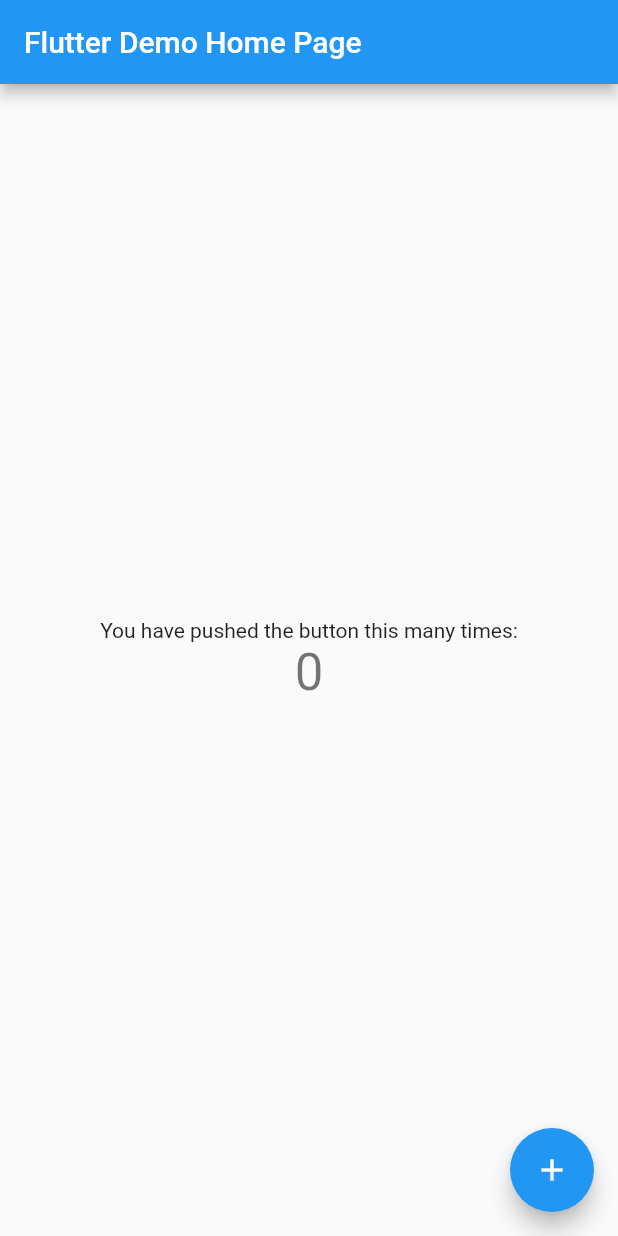
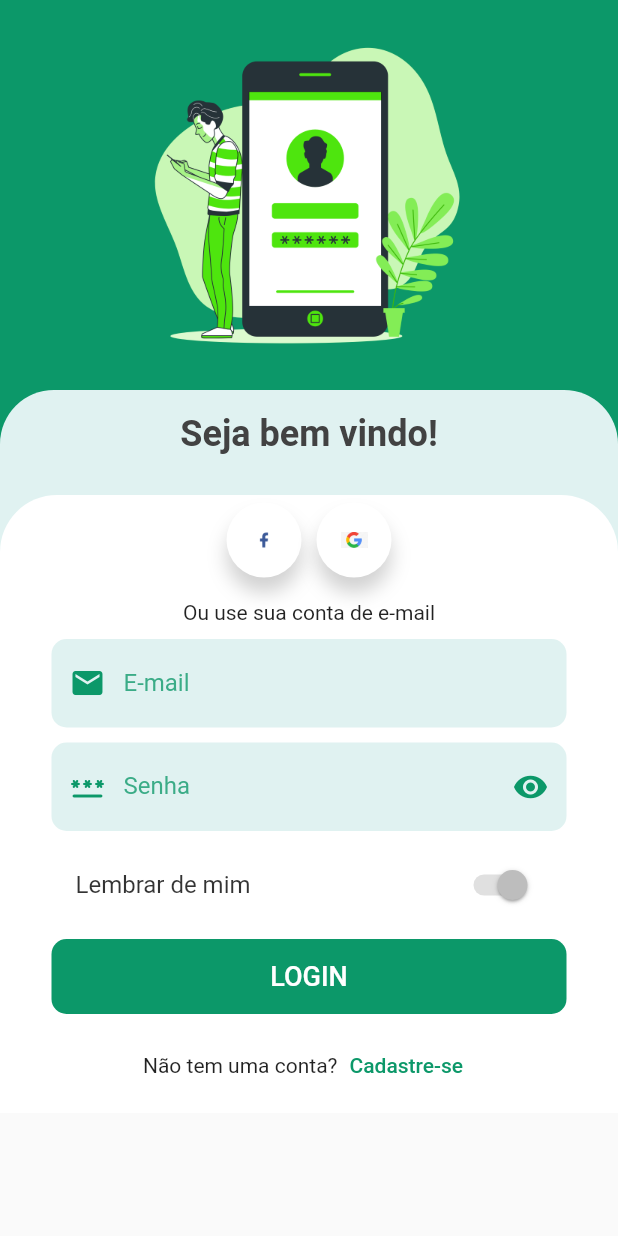
Before and after one commit to alex-custodio/App-Login, a Flutter app: the screen it shows after launch, on a phone screen of 412 x 824 dp. Run offline on Flutter 3.47's test engine with Material 2 defaults, Android fonts, the phone set to English and light mode, and no system bars.

Commit message:
página de login feita

```diff
--- /dev/null
+++ b/lib/components/components.dart
@@ -0,0 +1,2 @@
+export 'upside.dart';
+export 'page_title_bar.dart';
--- /dev/null
+++ b/lib/components/page_title_bar.dart
@@ -0,0 +1,37 @@
+import 'package:applogin/constants.dart';
+import 'package:flutter/material.dart';
+
+class PageTitleBar extends StatelessWidget {
+  final String title;
+  const PageTitleBar({super.key, required this.title});
+
+  @override
+  Widget build(BuildContext context) {
+    Size size = MediaQuery.of(context).size;
+    return Padding(
+      padding: const EdgeInsets.only(top: 260),
+      child: Container(
+          alignment: Alignment.topCenter,
+          width: double.infinity,
+          height: size.height / 4,
+          decoration: BoxDecoration(
+            color: kPrimaryLightColor,
+            borderRadius: BorderRadius.only(
+              topLeft: Radius.circular(36),
+              topRight: Radius.circular(36),
+            ),
+          ),
+          child: Padding(
+            padding: const EdgeInsets.all(15.0),
+            child: Text(
+              title,
+              style: TextStyle(
+                fontSize: 24,
+                color: Color.fromARGB(255, 66, 66, 66),
+                fontWeight: FontWeight.bold,
+              ),
+            ),
+          )),
+    );
+  }
+}
--- /dev/null
+++ b/lib/components/upside.dart
@@ -0,0 +1,23 @@
+import 'package:applogin/constants.dart';
+import 'package:flutter/material.dart';
+
+class Upside extends StatelessWidget {
+  final String img;
+  const Upside({super.key, required this.img});
+
+  @override
+  Widget build(BuildContext context) {
+    Size size = MediaQuery.of(context).size;
+    return Container(
+      child: Container(
+        width: size.width,
+        color: kPrimaryColor,
+        height: size.height / 2,
+        child: Padding(
+          padding: const EdgeInsets.only(top: 10),
+          child: Image.asset(img, alignment: Alignment.topCenter, scale: 8,)
+        ),
+      ),
+    );
+  }
+}
--- /dev/null
+++ b/lib/constants.dart
@@ -0,0 +1,6 @@
+import 'package:flutter/material.dart';
+
+// Este arquivo contém as constantes que serão usadas em todo o aplicativo.
+// O arquivo é importado em todos os arquivos que precisam de uma constante.
+const kPrimaryColor = Color(0xFF0C9869);
+const kPrimaryLightColor = Color(0xFFE0F2F1);
--- a/lib/main.dart
+++ b/lib/main.dart
@@ -1,115 +1,7 @@
 import 'package:flutter/material.dart';
 
+import 'screens/screens.dart';
+
 void main() {
-  runApp(const MyApp());
+  runApp(MaterialApp(home: LoginScreen(),));
 }
-
-class MyApp extends StatelessWidget {
-  const MyApp({super.key});
-
-  // This widget is the root of your application.
-  @override
-  Widget build(BuildContext context) {
-    return MaterialApp(
-      title: 'Flutter Demo',
-      theme: ThemeData(
-        // This is the theme of your application.
-        //
-        // Try running your application with "flutter run". You'll see the
-        // application has a blue toolbar. Then, without quitting the app, try
-        // changing the primarySwatch below to Colors.green and then invoke
-        // "hot reload" (press "r" in the console where you ran "flutter run",
-        // or simply save your changes to "hot reload" in a Flutter IDE).
-        // Notice that the counter didn't reset back to zero; the application
-        // is not restarted.
-        primarySwatch: Colors.blue,
-      ),
-      home: const MyHomePage(title: 'Flutter Demo Home Page'),
-    );
-  }
-}
-
-class MyHomePage extends StatefulWidget {
-  const MyHomePage({super.key, required this.title});
-
-  // This widget is the home page of your application. It is stateful, meaning
-  // that it has a State object (defined below) that contains fields that affect
-  // how it looks.
-
-  // This class is the configuration for the state. It holds the values (in this
-  // case the title) provided by the parent (in this case the App widget) and
-  // used by the build method of the State. Fields in a Widget subclass are
-  // always marked "final".
-
-  final String title;
-
-  @override
-  State<MyHomePage> createState() => _MyHomePageState();
-}
-
-class _MyHomePageState extends State<MyHomePage> {
-  int _counter = 0;
-
-  void _incrementCounter() {
-    setState(() {
-      // This call to setState tells the Flutter framework that something has
-      // changed in this State, which causes it to rerun the build method below
-      // so that the display can reflect the updated values. If we changed
-      // _counter without calling setState(), then the build method would not be
-      // called again, and so nothing would appear to happen.
-      _counter++;
-    });
-  }
-
-  @override
-  Widget build(BuildContext context) {
-    // This method is rerun every time setState is called, for instance as done
-    // by the _incrementCounter method above.
-    //
-    // The Flutter framework has been optimized to make rerunning build methods
-    // fast, so that you can just rebuild anything that needs updating rather
-    // than having to individually change instances of widgets.
-    return Scaffold(
-      appBar: AppBar(
-        // Here we take the value from the MyHomePage object that was created by
-        // the App.build method, and use it to set our appbar title.
-        title: Text(widget.title),
-      ),
-      body: Center(
-        // Center is a layout widget. It takes a single child and positions it
-        // in the middle of the parent.
-        child: Column(
-          // Column is also a layout widget. It takes a list of children and
-          // arranges them vertically. By default, it sizes itself to fit its
-          // children horizontally, and tries to be as tall as its parent.
-          //
-          // Invoke "debug painting" (press "p" in the console, choose the
-          // "Toggle Debug Paint" action from the Flutter Inspector in Android
-          // Studio, or the "Toggle Debug Paint" command in Visual Studio Code)
-          // to see the wireframe for each widget.
-          //
-          // Column has various properties to control how it sizes itself and
-          // how it positions its children. Here we use mainAxisAlignment to
-          // center the children vertically; the main axis here is the vertical
-          // axis because Columns are vertical (the cross axis would be
-          // horizontal).
-          mainAxisAlignment: MainAxisAlignment.center,
-          children: <Widget>[
-            const Text(
-              'You have pushed the button this many times:',
-            ),
-            Text(
-              '$_counter',
-              style: Theme.of(context).textTheme.headline4,
-            ),
-          ],
-        ),
-      ),
-      floatingActionButton: FloatingActionButton(
-        onPressed: _incrementCounter,
-        tooltip: 'Increment',
-        child: const Icon(Icons.add),
-      ), // This trailing comma makes auto-formatting nicer for build methods.
-    );
-  }
-}
--- /dev/null
+++ b/lib/screens/login_screen.dart
@@ -0,0 +1,139 @@
+import 'package:flutter/material.dart';
+import 'package:applogin/components/components.dart';
+import '../constants.dart';
+import '../widgets/widgets.dart';
+
+class LoginScreen extends StatelessWidget {
+  const LoginScreen({super.key});
+
+  @override
+  Widget build(BuildContext context) {
+    Size size = MediaQuery.of(context).size;
+    return SafeArea(
+      child: Scaffold(
+        body: SizedBox(
+          width: size.width,
+          height: size.height,
+          child: SingleChildScrollView(
+            child: Stack(
+              children: [
+                const Upside(img: "assets/images/login.png"),
+                const PageTitleBar(title: "Seja bem vindo!"),
+                Padding(
+                  padding: const EdgeInsets.only(top: 330),
+                  child: Container(
+                    width: double.infinity,
+                    height: size.height / 2,
+                    decoration: BoxDecoration(
+                      color: Colors.white,
+                      borderRadius: BorderRadius.only(
+                        topLeft: Radius.circular(38),
+                        topRight: Radius.circular(38),
+                      ),
+                    ),
+                    child: Container(
+                      width: size.width / 1.2,
+                      child: Column(
+                        children: [
+                          Padding(
+                            padding: const EdgeInsets.all(5.0),
+                            child: Row(
+                              mainAxisAlignment: MainAxisAlignment.center,
+                              children: [
+                                socialIcon(img: "assets/images/facebook.png"),
+                                SizedBox(width: 10),
+                                socialIcon(img: "assets/images/google.png")
+                              ],
+                            ),
+                          ),
+                          SizedBox(height: 10),
+                          Text("Ou use sua conta de e-mail"),
+                          SizedBox(height: 10),
+                          // Como que eu mudo o tamanho do TextField?
+                          FormTextField(
+                              icon: Icons.email,
+                              labelText: "E-mail",
+                              size: size),
+                          SizedBox(height: 10),
+                          FormPasswordField(size: size),
+                          SizedBox(height: 8),
+                          Container(
+                              width: size.width / 1.2,
+                              child: SwitchListTile(
+
+                                title: Text("Lembrar de mim", style: TextStyle(color: Colors.black.withOpacity(0.80)),),
+                                value: true,
+                                onChanged: null,
+                              )),
+                          SizedBox(height: 8),
+                          Container(
+                            width: size.width / 1.2,
+                            height: 50,
+                            decoration: BoxDecoration(
+                              color: kPrimaryColor,
+                              borderRadius: BorderRadius.circular(10),
+                            ),
+                            child: MaterialButton(
+                              child: Text(
+                                "LOGIN",
+                                style: TextStyle(
+                                  color: Colors.white,
+                                  fontSize: 18,
+                                ),
+                              ),
+                              onPressed: () {},
+                            ),
+                          ),
+                          SizedBox(height: 10),
+                          Row(mainAxisAlignment: MainAxisAlignment.center,
+                            children: [
+                              Text("Não tem uma conta?"),
+                              TextButton(
+                                child: Text(
+                                  "Cadastre-se",
+                                  style: TextStyle(
+                                    color: kPrimaryColor,
+                                  ),
+                                ),
+                                onPressed: () {},
+                              ),
+                            ],
+                          )
+                        ],
+                      ),
+                    ),
+                  ),
+                ),
+              ],
+            ),
+          ),
+        ),
+      ),
+    );
+  }
+}
+
+Widget socialIcon({img}) {
+  return Container(
+    width: 50,
+    height: 50,
+    decoration: BoxDecoration(
+      shape: BoxShape.circle,
+      color: Colors.white,
+      boxShadow: [
+        BoxShadow(
+          offset: Offset(0, 10),
+          blurRadius: 10,
+          color: Colors.black.withOpacity(0.18),
+        ),
+      ],
+    ),
+    child: MaterialButton(
+      child: Image.asset(
+        img,
+        alignment: Alignment.center,
+      ),
+      onPressed: () {},
+    ),
+  );
+}
--- /dev/null
+++ b/lib/screens/screens.dart
@@ -0,0 +1 @@
+export 'login_screen.dart';
--- /dev/null
+++ b/lib/widgets/form_password_field.dart
@@ -0,0 +1,38 @@
+import 'package:flutter/material.dart';
+import 'package:applogin/constants.dart';
+
+class FormPasswordField extends StatelessWidget {
+  Size size;
+  FormPasswordField({
+    Key? key,
+    required this.size,
+  }) : super(key: key);
+
+
+  @override
+  Widget build(BuildContext context) {
+    return Container(
+      decoration: BoxDecoration(
+        color: kPrimaryLightColor,
+        borderRadius: BorderRadius.circular(10),
+      ),
+      width: size.width / 1.2,
+      child: TextField(
+        decoration: InputDecoration(
+          labelText: "Senha",
+          labelStyle: TextStyle(color: kPrimaryColor.withOpacity(0.78)),
+          prefixIcon: Icon(
+            Icons.password_rounded,
+            color: kPrimaryColor,
+          ),
+          border: InputBorder.none,
+          suffixIcon: IconButton(
+            icon: Icon(Icons.visibility),
+            color: kPrimaryColor,
+            onPressed: () {},
+          ),
+        ),
+      ),
+    );
+  }
+}
--- /dev/null
+++ b/lib/widgets/form_text_field.dart
@@ -0,0 +1,37 @@
+import 'package:flutter/material.dart';
+import 'package:applogin/constants.dart';
+
+class FormTextField extends StatelessWidget {
+  IconData icon;
+  String labelText;
+  Size size;
+  FormTextField({
+    Key? key,
+    required this.size,
+    required this.icon,
+    required this.labelText,
+  }) : super(key: key);
+
+
+  @override
+  Widget build(BuildContext context) {
+    return Container(
+      decoration: BoxDecoration(
+        color: kPrimaryLightColor,
+        borderRadius: BorderRadius.circular(10),
+      ),
+      width: size.width / 1.2,
+      child: TextField(
+        decoration: InputDecoration(
+          labelText: labelText,
+          labelStyle: TextStyle(color: kPrimaryColor.withOpacity(0.78)),
+          prefixIcon: Icon(
+            icon,
+            color: kPrimaryColor,
+          ),
+          border: InputBorder.none,
+        ),
+      ),
+    );
+  }
+}
--- /dev/null
+++ b/lib/widgets/widgets.dart
@@ -0,0 +1,2 @@
+export 'form_text_field.dart';
+export 'form_password_field.dart';
--- a/pubspec.yaml
+++ b/pubspec.yaml
@@ -60,9 +60,8 @@
   uses-material-design: true
 
   # To add assets to your application, add an assets section, like this:
-  # assets:
-  #   - images/a_dot_burr.jpeg
-  #   - images/a_dot_ham.jpeg
+  assets:
+    - assets/images/
 
   # An image asset can refer to one or more resolution-specific "variants", see
   # https://flutter.dev/assets-and-images/#resolution-aware
```
Also changed, not shown: assets/images/facebook.png (added), assets/images/google.png (added), assets/images/login.png (added).
